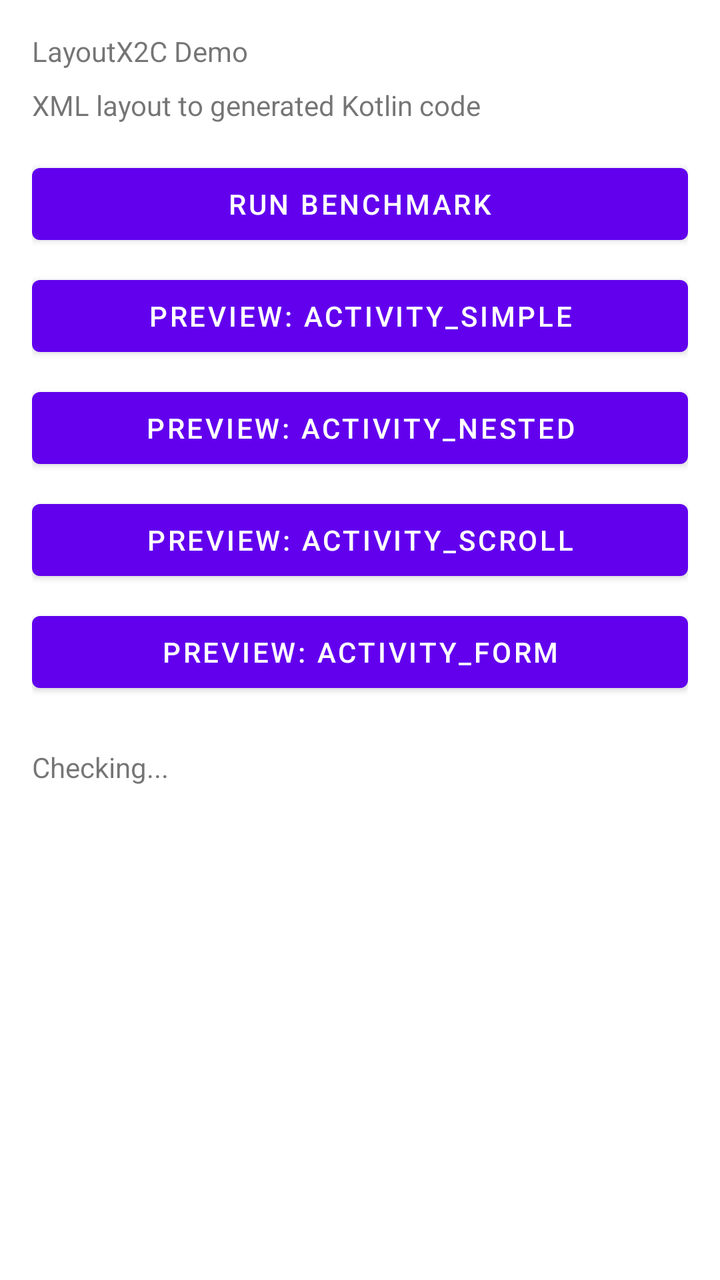
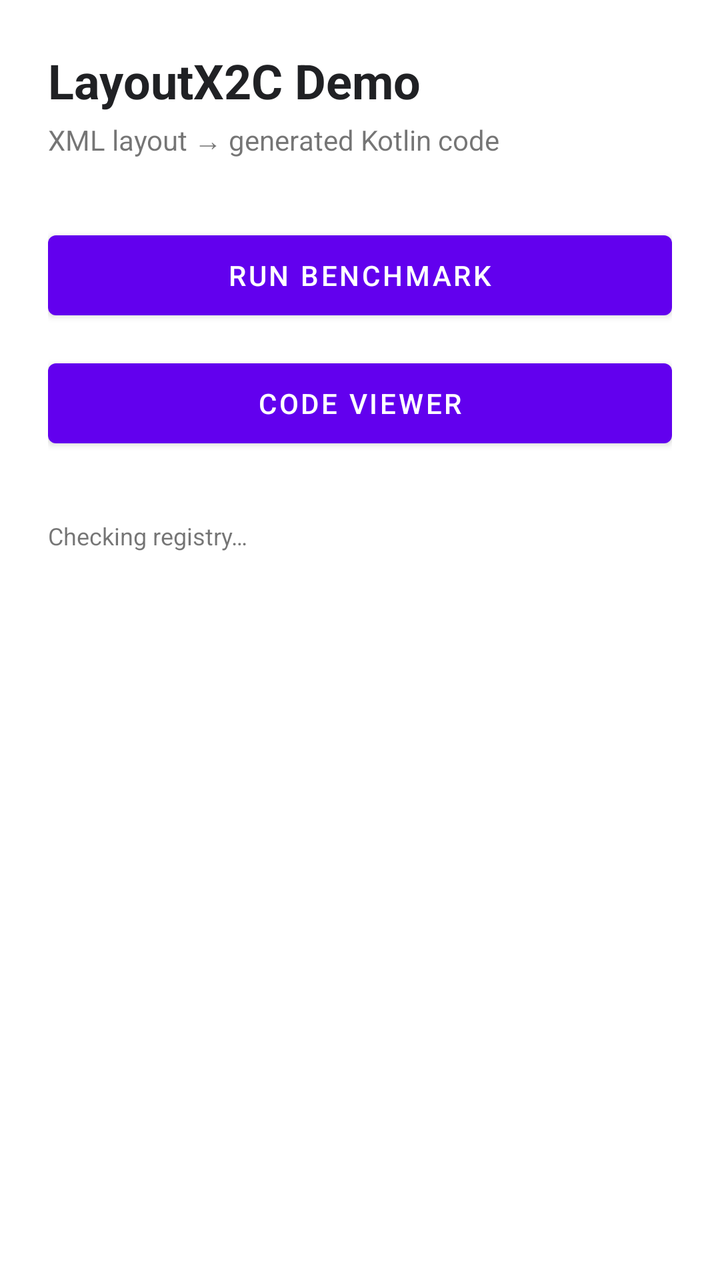

The first picture is an Android layout as it rendered before a commit; the second is the same layout after the commit. The layout source and the unified diff follow.
<!-- AndroidManifest.xml: application theme Theme.MaterialComponents.Light.NoActionBar -->
<!-- res/layout/activity_main.xml -->
<?xml version="1.0" encoding="utf-8"?>
<LinearLayout xmlns:android="http://schemas.android.com/apk/res/android"
    android:layout_width="match_parent"
    android:layout_height="match_parent"
    android:orientation="vertical"
    android:padding="16dp">

    <TextView
        android:id="@+id/title"
        android:layout_width="match_parent"
        android:layout_height="wrap_content"
        android:text="@string/app_name"
        android:layout_marginBottom="8dp" />

    <TextView
        android:id="@+id/subtitle"
        android:layout_width="match_parent"
        android:layout_height="wrap_content"
        android:text="@string/demo_subtitle"
        android:layout_marginBottom="16dp" />

    <Button
        android:id="@+id/btn_benchmark"
        android:layout_width="match_parent"
        android:layout_height="wrap_content"
        android:text="@string/btn_benchmark" />

    <Button
        android:id="@+id/btn_simple_layout"
        android:layout_width="match_parent"
        android:layout_height="wrap_content"
        android:text="@string/btn_simple_layout"
        android:layout_marginTop="8dp" />

    <Button
        android:id="@+id/btn_nested_layout"
        android:layout_width="match_parent"
        android:layout_height="wrap_content"
        android:text="@string/btn_nested_layout"
        android:layout_marginTop="8dp" />

    <Button
        android:id="@+id/btn_scroll_layout"
        android:layout_width="match_parent"
        android:layout_height="wrap_content"
        android:text="@string/btn_scroll_layout"
        android:layout_marginTop="8dp" />

    <Button
        android:id="@+id/btn_form_layout"
        android:layout_width="match_parent"
        android:layout_height="wrap_content"
        android:text="@string/btn_form_layout"
        android:layout_marginTop="8dp" />

    <TextView
        android:id="@+id/result"
        android:layout_width="match_parent"
        android:layout_height="wrap_content"
        android:text="@string/status_loading"
        android:layout_marginTop="24dp" />

</LinearLayout>
<!-- resources referenced by this layout -->
<resources>
  <string name="app_name">LayoutX2C Demo</string>
  <string name="btn_benchmark">Run Benchmark</string>
  <string name="btn_form_layout">Preview: activity_form</string>
  <string name="btn_nested_layout">Preview: activity_nested</string>
  <string name="btn_scroll_layout">Preview: activity_scroll</string>
  <string name="btn_simple_layout">Preview: activity_simple</string>
  <string name="demo_subtitle">XML layout to generated Kotlin code</string>
  <string name="status_loading">Checking...</string>
</resources>

<!-- the commit's change to res/layout/activity_main.xml (unified diff, before → after) -->
@@ -3,61 +3,47 @@
     android:layout_width="match_parent"
     android:layout_height="match_parent"
     android:orientation="vertical"
-    android:padding="16dp">
+    android:padding="24dp">
 
     <TextView
         android:id="@+id/title"
         android:layout_width="match_parent"
         android:layout_height="wrap_content"
         android:text="@string/app_name"
-        android:layout_marginBottom="8dp" />
+        android:textSize="24sp"
+        android:textStyle="bold"
+        android:textColor="@color/demo_text_primary" />
 
     <TextView
         android:id="@+id/subtitle"
         android:layout_width="match_parent"
         android:layout_height="wrap_content"
         android:text="@string/demo_subtitle"
-        android:layout_marginBottom="16dp" />
+        android:textSize="14sp"
+        android:layout_marginTop="4dp"
+        android:layout_marginBottom="32dp" />
 
     <Button
         android:id="@+id/btn_benchmark"
         android:layout_width="match_parent"
-        android:layout_height="wrap_content"
-        android:text="@string/btn_benchmark" />
+        android:layout_height="52dp"
+        android:text="@string/btn_benchmark"
+        android:elevation="2dp" />
 
     <Button
-        android:id="@+id/btn_simple_layout"
+        android:id="@+id/btn_code_viewer"
         android:layout_width="match_parent"
-        android:layout_height="wrap_content"
-        android:text="@string/btn_simple_layout"
-        android:layout_marginTop="8dp" />
-
-    <Button
-        android:id="@+id/btn_nested_layout"
-        android:layout_width="match_parent"
-        android:layout_height="wrap_content"
-        android:text="@string/btn_nested_layout"
-        android:layout_marginTop="8dp" />
-
-    <Button
-        android:id="@+id/btn_scroll_layout"
-        android:layout_width="match_parent"
-        android:layout_height="wrap_content"
-        android:text="@string/btn_scroll_layout"
-        android:layout_marginTop="8dp" />
-
-    <Button
-        android:id="@+id/btn_form_layout"
-        android:layout_width="match_parent"
-        android:layout_height="wrap_content"
-        android:text="@string/btn_form_layout"
-        android:layout_marginTop="8dp" />
+        android:layout_height="52dp"
+        android:text="@string/btn_code_viewer"
+        android:layout_marginTop="12dp"
+        android:elevation="2dp" />
 
     <TextView
-        android:id="@+id/result"
+        android:id="@+id/registry_status"
         android:layout_width="match_parent"
         android:layout_height="wrap_content"
         android:text="@string/status_loading"
-        android:layout_marginTop="24dp" />
+        android:textSize="12sp"
+        android:layout_marginTop="32dp" />
 
 </LinearLayout>
<!-- resource entries referenced after the edit -->
@@ -1,12 +1,10 @@
 <!-- resources referenced by this layout -->
 <resources>
+  <color name="demo_text_primary">#202124</color>
   <string name="app_name">LayoutX2C Demo</string>
   <string name="btn_benchmark">Run Benchmark</string>
-  <string name="btn_form_layout">Preview: activity_form</string>
-  <string name="btn_nested_layout">Preview: activity_nested</string>
-  <string name="btn_scroll_layout">Preview: activity_scroll</string>
-  <string name="btn_simple_layout">Preview: activity_simple</string>
-  <string name="demo_subtitle">XML layout to generated Kotlin code</string>
-  <string name="status_loading">Checking...</string>
+  <string name="btn_code_viewer">Code Viewer</string>
+  <string name="demo_subtitle">XML layout → generated Kotlin code</string>
+  <string name="status_loading">Checking registry…</string>
 </resources>
 
